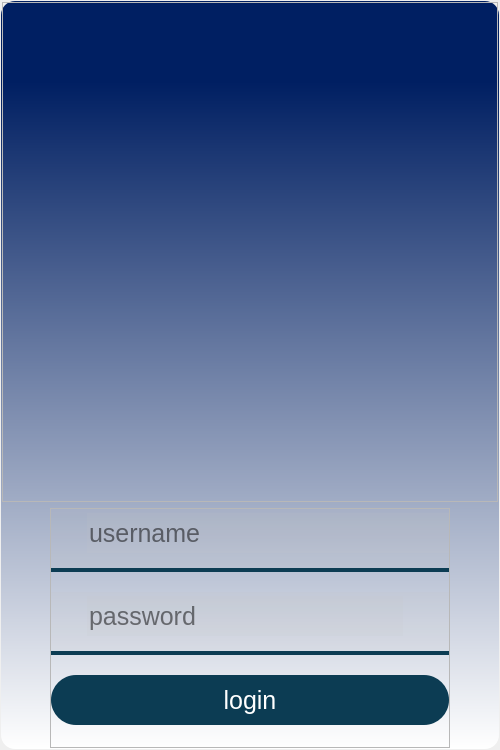
Qt form customers/ui/LoginDialog/loginDialogUI.ui (Nicola-Ibrahim/Library-Management-System) before a commit.
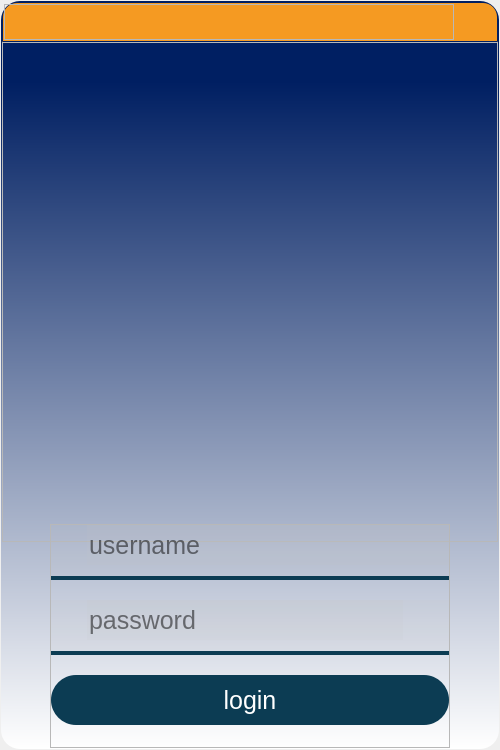
The same form after that commit. Icons and pictures are not drawn.

Commit message: Add custom navigation buttons

```diff
--- a/customers/ui/LoginDialog/loginDialogUI.ui
+++ b/customers/ui/LoginDialog/loginDialogUI.ui
@@ -66,15 +66,14 @@
       <string notr="true">#frame{
 
 	border: 2px solid transparent;
-	border-radius: 15px;
+	border-radius: 20px;
 	background-color: qlineargradient(spread:pad, x1:0, y1:0, x2:0, y2:1, stop:0.107955 rgba(0, 31, 98, 255), stop:1 rgba(255, 255, 255, 255));
 
 }
 
 
 QLineEdit {
-background-color: rgba(197, 197, 197,30);
-	
+    background-color: rgba(197, 197, 197,30);
 	border-style: solid;
 	font-size: 25px;
 }
@@ -126,6 +125,9 @@
       <enum>QFrame::Raised</enum>
      </property>
      <layout class="QVBoxLayout" name="verticalLayout_2">
+      <property name="spacing">
+       <number>0</number>
+      </property>
       <property name="leftMargin">
        <number>0</number>
       </property>
@@ -138,6 +140,95 @@
       <property name="bottomMargin">
        <number>0</number>
       </property>
+      <item>
+       <widget class="QFrame" name="navigation_frame">
+        <property name="minimumSize">
+         <size>
+          <width>0</width>
+          <height>40</height>
+         </size>
+        </property>
+        <property name="styleSheet">
+         <string notr="true">#navigation_frame{
+	background-color: rgb(245, 154, 34);
+	border: 2px solid transparent;
+	border-top-left-radius: 15px;
+	border-top-right-radius: 15px;
+
+}</string>
+        </property>
+        <property name="frameShape">
+         <enum>QFrame::StyledPanel</enum>
+        </property>
+        <property name="frameShadow">
+         <enum>QFrame::Raised</enum>
+        </property>
+        <layout class="QHBoxLayout" name="horizontalLayout_2">
+         <property name="leftMargin">
+          <number>0</number>
+         </property>
+         <property name="topMargin">
+          <number>0</number>
+         </property>
+         <property name="rightMargin">
+          <number>0</number>
+         </property>
+         <property name="bottomMargin">
+          <number>0</number>
+         </property>
+         <item>
+          <widget class="QFrame" name="header_frame">
+           <property name="minimumSize">
+            <size>
+             <width>450</width>
+             <height>0</height>
+            </size>
+           </property>
+           <property name="frameShape">
+            <enum>QFrame::StyledPanel</enum>
+           </property>
+           <property name="frameShadow">
+            <enum>QFrame::Raised</enum>
+           </property>
+           <layout class="QHBoxLayout" name="horizontalLayout_3"/>
+          </widget>
+         </item>
+         <item alignment="Qt::AlignRight">
+          <widget class="QPushButton" name="exit_btn">
+           <property name="minimumSize">
+            <size>
+             <width>30</width>
+             <height>30</height>
+            </size>
+           </property>
+           <property name="styleSheet">
+            <string notr="true">QPushButton{
+	border-style: solid;	
+	border-radius:2px;
+	padding:2px;
+	image: url(:/icons/icons/close.png);
+}
+
+
+QPushButton:hover{
+	
+	background-color: rgb(0, 92, 157);
+}
+QPushButton:pressed{
+		padding:4px;
+}
+
+
+</string>
+           </property>
+           <property name="text">
+            <string/>
+           </property>
+          </widget>
+         </item>
+        </layout>
+       </widget>
+      </item>
       <item>
        <widget class="QFrame" name="logo_frame">
         <property name="minimumSize">
```
The commit also changes 2 other files.
